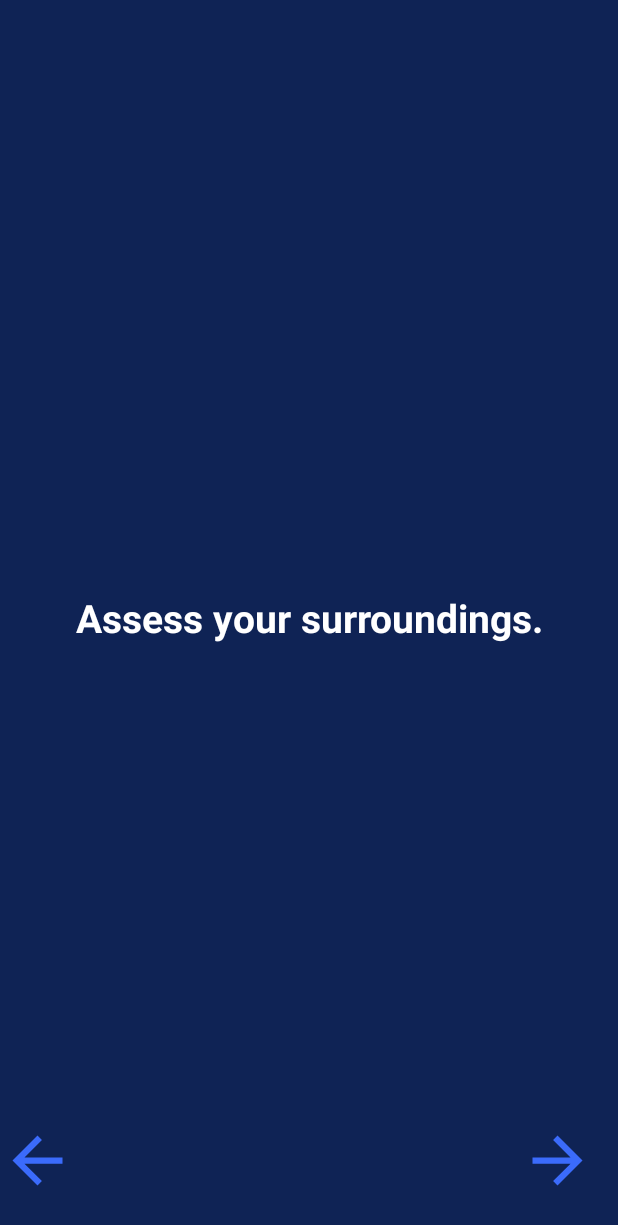
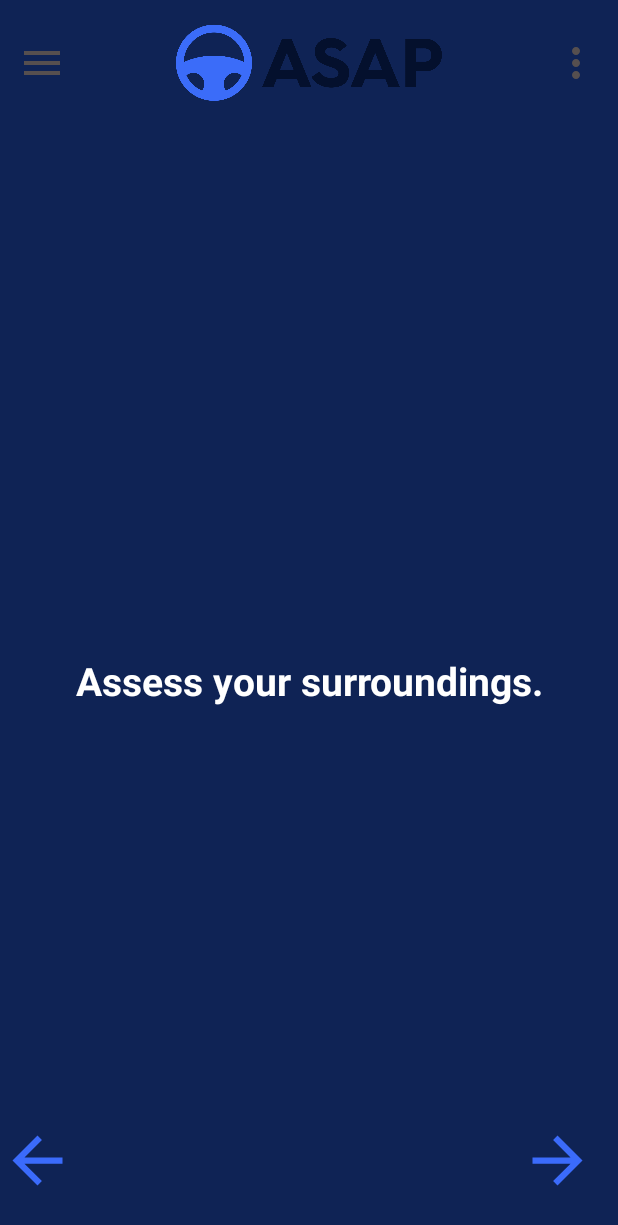
Before and after one commit to MaazHussaini99/androidAccidentApp, an Android app: the Step2 screen opened directly, with no data from a screen before it, on a phone screen of 412 x 824 dp. Shown: the top 1225 px of the screen. Run offline under Robolectric (Android 15) with nearby library versions, the phone set to English and light mode, and no system bars.

Commit message:
some small changes

```diff
--- a/app/src/main/res/layout/activity_step2.xml
+++ b/app/src/main/res/layout/activity_step2.xml
@@ -1,14 +1,24 @@
 <?xml version="1.0" encoding="utf-8"?>
-<RelativeLayout xmlns:android="http://schemas.android.com/apk/res/android"
+<androidx.drawerlayout.widget.DrawerLayout xmlns:android="http://schemas.android.com/apk/res/android"
     xmlns:app="http://schemas.android.com/apk/res-auto"
     xmlns:tools="http://schemas.android.com/tools"
     android:layout_width="match_parent"
     android:layout_height="match_parent"
+    android:id="@+id/drawer_layout"
     android:background="@color/background"
-    android:orientation="vertical"
     tools:context=".Step2">
 
+    <LinearLayout
+        android:layout_width="match_parent"
+        android:layout_height="match_parent"
+        android:orientation="vertical">
 
+        <include
+            layout="@layout/main_toolbar"/>
+
+        <RelativeLayout
+            android:layout_width="match_parent"
+            android:layout_height="match_parent">
         <ImageView
             android:id="@+id/leftArrowButtonImageView"
             android:layout_width="50dp"
@@ -93,13 +103,18 @@
             android:visibility="gone"
             android:gravity="center"/>
 
+    </RelativeLayout>
+    </LinearLayout>
+        <RelativeLayout
+            android:layout_width="300dp"
+            android:layout_height="match_parent"
+            android:layout_gravity="start"
+            android:background="@android:color/white">
 
-
-
-
-
-
-
+            <include
+                layout="@layout/main_nav_drawer"/>
 
 
         </RelativeLayout>
+
+    </androidx.drawerlayout.widget.DrawerLayout>
```
Also changed, not shown: app/src/main/java/com/example/androidaccidentapp/Step2.java (+51 -0 lines). Lines whose indentation alone changed are shown as unchanged.
